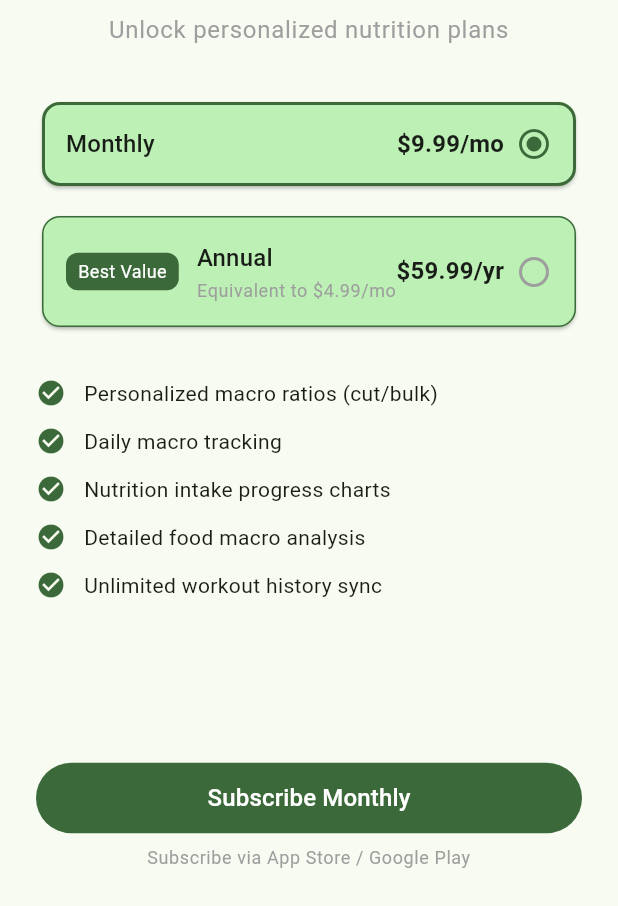
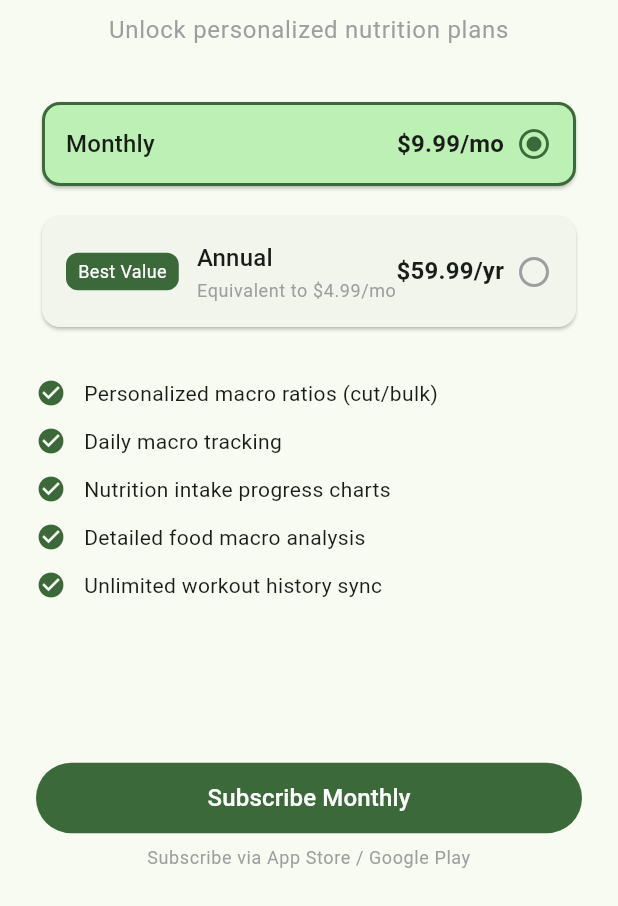
Before and after one commit to Yeezy-2020/fitforge, a Flutter app: the PaywallScreen screen opened by its route, after a tap on "Monthly", on a phone screen of 412 x 824 dp, the part 330-1236 px from its top. Run offline on Flutter 3.47's test engine with Material 3 defaults, Android fonts, the phone set to English and light mode, and no system bars; our stand-ins replace fl_chart, flutter_riverpod, flutter_secure_storage, go_router, supabase_flutter, table_calendar; accounts and stored records are empty.

Commit message:
fix: only selected plan card shows primary color, unselected stays neutral

```diff
--- a/lib/features/subscription/screens/paywall_screen.dart
+++ b/lib/features/subscription/screens/paywall_screen.dart
@@ -104,14 +104,14 @@ class _SubscriptionCard extends StatelessWidget {
   Widget build(BuildContext context) {
     final theme = Theme.of(context);
     final c = theme.colorScheme;
-    final borderColor = isSelected ? c.primary : (isRecommended ? c.primary : Colors.transparent);
+    final borderColor = isSelected ? c.primary : Colors.transparent;
     return GestureDetector(
       onTap: onTap,
       child: Card(
-        color: isSelected ? c.primaryContainer : (isRecommended ? c.primaryContainer : null),
+        color: isSelected ? c.primaryContainer : null,
         shape: RoundedRectangleBorder(
           borderRadius: BorderRadius.circular(12),
-          side: BorderSide(color: borderColor, width: isSelected ? 2 : (isRecommended ? 1 : 0)),
+          side: BorderSide(color: borderColor, width: isSelected ? 2 : 0),
         ),
         child: Padding(
           padding: const EdgeInsets.all(16),
```
